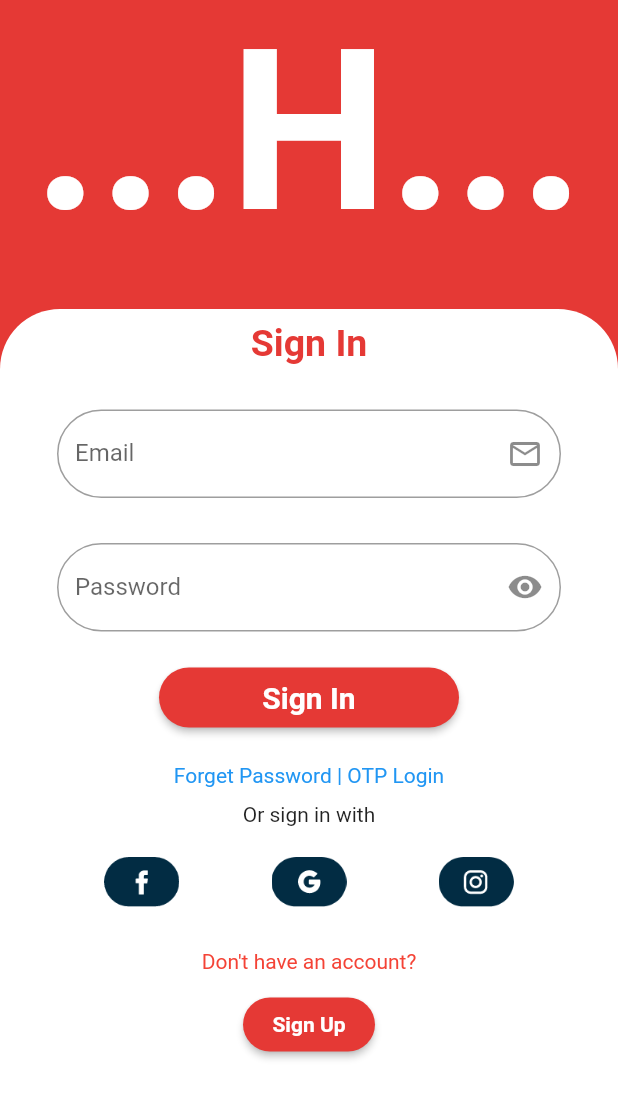
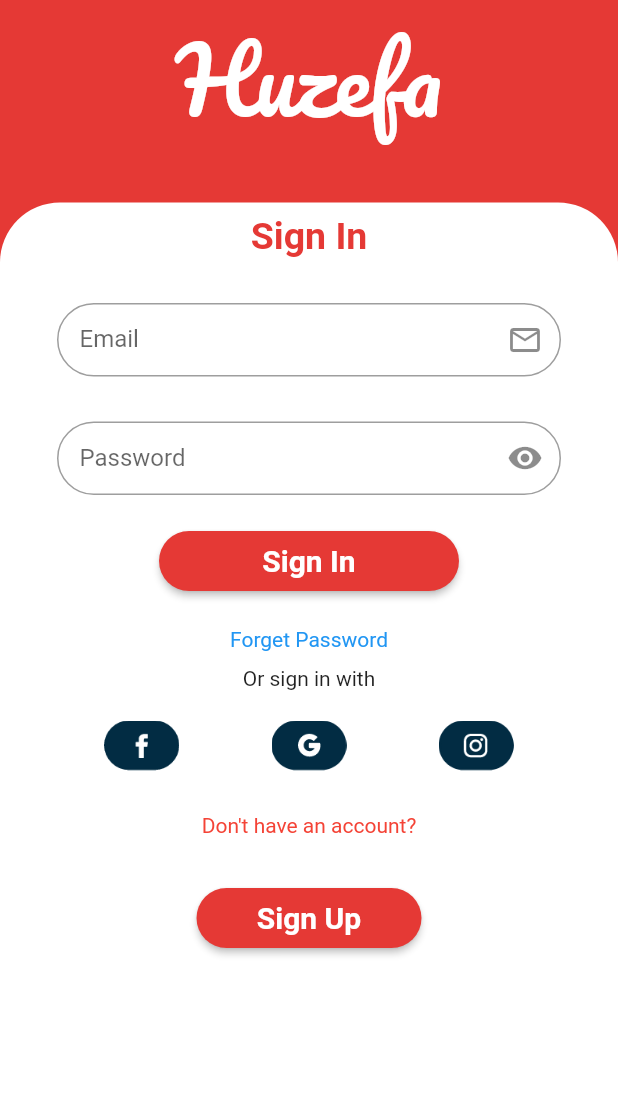
Before and after one commit to Saniyasabarayeen/Huzefa-Project, a Flutter app: the screen it shows after launch, on a phone screen of 412 x 824 dp. Shown: the top 1098 px of the screen. Run offline on Flutter 3.47's test engine with Material 2 defaults, Android fonts, the phone set to English and light mode, and no system bars; our stand-ins replace fluttertoast, google_fonts.

Commit message:
[Forget Password & Registeration Page-added]

```diff
--- a/lib/container.dart
+++ /dev/null
@@ -1,27 +0,0 @@
-import 'package:flutter/cupertino.dart';
-
-class CustomContainer extends StatelessWidget {
-  final Widget child;
-  final double hight;
-  final double width;
-  final Color color;
-
-  CustomContainer({
-    required this.child,
-    required this.hight,
-    required this.width,
-    required this.color,
-  }); //you can pass key to
-
-  @override
-  Widget build(BuildContext context) {
-    return Container(
-      width: width,
-      height: hight,
-      transform: Matrix4.translationValues(0.0, 30, 0.0),
-      decoration:
-          BoxDecoration(color: color, borderRadius: BorderRadius.circular(40)),
-      child: child,
-    );
-  }
-}
--- a/lib/login_screen.dart
+++ /dev/null
@@ -1,156 +0,0 @@
-import 'package:flutter/cupertino.dart';
-import 'package:flutter/material.dart';
-import 'package:huzefa/container.dart';
-import 'package:huzefa/widget/textfield.dart';
-
-class Login extends StatefulWidget {
-  @override
-  _LoginState createState() => _LoginState();
-}
-
-class _LoginState extends State<Login> {
-  TextEditingController emailcontroller = TextEditingController();
-  TextEditingController passwordcontroller = TextEditingController();
-  final _formKey = GlobalKey<FormState>();
-
-  @override
-  Widget build(BuildContext context) {
-    var height = MediaQuery.of(context).size.height;
-    var width = MediaQuery.of(context).size.width;
-    return SafeArea(
-        child: Scaffold(
-      body: Container(
-        height: height,
-        width: width,
-        decoration: BoxDecoration(color: Colors.red.shade600),
-        child: SingleChildScrollView(
-          child: Column(
-            mainAxisAlignment: MainAxisAlignment.spaceAround,
-            children: [
-              Text("...H...",
-              style: TextStyle(
-                fontWeight: FontWeight.bold,
-                color: Colors.white,
-                fontSize: 150
-              ),
-              ),
-              CustomContainer(
-                width: width,
-                hight: height,
-                color: Colors.white,
-                child: Padding(
-                  padding: const EdgeInsets.all(8.0),
-                  child: Column(
-                    children: [
-                      Text(
-                        "Sign In",
-                        style: TextStyle(
-                            fontWeight: FontWeight.bold,
-                            fontSize: 25,
-                            color: Colors.red.shade600),
-                      ),
-                      Padding(
-                        padding:
-                            const EdgeInsets.only(left: 30, right: 30, top: 30),
-                        child: CustomTextField(
-
-                          labeltext: "Email",
-                       suffix: Icons.email_outlined,
-                        ),
-                      ),
-                      Padding(
-                        padding:
-                            const EdgeInsets.only(left: 30, right: 30, top: 30),
-                        child: CustomTextField(
-                          suffix: Icons.visibility,
-                          labeltext: "Password",
-                        ),
-                      ),
-                      SizedBox(
-                        height: 20,
-                      ),
-                      ButtonTheme(
-                        minWidth: 200,
-                        height: 40,
-                        child: RaisedButton(onPressed: () {},
-                        child: Text("Sign In",
-                            style: TextStyle(
-                              color: Colors.white,
-                              fontSize: 20,
-                              fontWeight: FontWeight.bold,
-                            ),
-                        ),
-                          color: Colors.red.shade600,
-                          shape: RoundedRectangleBorder(
-                            borderRadius: BorderRadius.circular(30)
-                          ),
-                        ),
-                      ),
-                      SizedBox(
-                        height: 20,
-                      ),
-                      Text("Forget Password | OTP Login",
-                      style: TextStyle(
-                        color: Colors.blue
-                      ),
-                      ),
-                      SizedBox(
-                        height: 10,
-                      ),
-                      Text('Or sign in with'),
-                      SizedBox(
-                        height:2,
-                      ),
-                      Row(
-                        mainAxisAlignment: MainAxisAlignment.spaceEvenly,
-                        children: [
-                          Image.asset('assets/Group -1.png',
-                            height: 70,
-                            width: 50,
-                          ),
-                          Image.asset('assets/Group -2.png',
-                            height: 70,
-                            width: 50,
-                          ),
-                         Image.asset('assets/Group -3.png',
-                           height: 70,
-                           width: 50,
-                         ),
-                        ],
-                      ),
-                      SizedBox(
-                        height: 10,
-                      ),
-                      Text("Don't have an account?",
-                      style: TextStyle(
-                        color: Colors.red
-                      ),
-                      ),
-                      SizedBox(
-                        height: 10,
-                      ),
-                      RaisedButton(onPressed: () {
-
-                      },
-                        color: Colors.red.shade600,
-                        shape: RoundedRectangleBorder(
-                          borderRadius: BorderRadius.circular(30)
-                        ),
-                        child: Text("Sign Up",
-                        style: TextStyle(
-                          color: Colors.white,
-                          fontWeight: FontWeight.bold,
-                        ),
-                        ),
-                      ),
-                    ],
-                  ),
-                ),
-              ),
-            ],
-          ),
-        ),
-      ),
-    ));
-  }
-}
--- a/lib/main.dart
+++ b/lib/main.dart
@@ -1,6 +1,6 @@
 
 import 'package:flutter/material.dart';
-import 'package:huzefa/login_screen.dart';
+import 'package:huzefa/screen/auth/login_screen.dart';
 
 void main() {
   runApp(MyApp());
--- a/lib/screen/auth/login_screen.dart
+++ b/lib/screen/auth/login_screen.dart
@@ -1,5 +1,9 @@
 import 'package:flutter/cupertino.dart';
 import 'package:flutter/material.dart';
+import 'package:google_fonts/google_fonts.dart';
+import 'package:huzefa/screen/auth/forget_password.dart';
+import 'package:huzefa/screen/auth/registeration.dart';
+import 'package:huzefa/screen/home/home.dart';
 import 'package:huzefa/widget/container.dart';
 import 'package:huzefa/widget/textfield.dart';
 
@@ -7,12 +11,10 @@ class Login extends StatefulWidget {
   @override
   _LoginState createState() => _LoginState();
 }
-
 class _LoginState extends State<Login> {
-  TextEditingController emailcontroller = TextEditingController();
-  TextEditingController passwordcontroller = TextEditingController();
   final _formKey = GlobalKey<FormState>();
-
+  TextEditingController passwordcontroller=TextEditingController();
+  TextEditingController emailcontroller=TextEditingController();
   @override
   Widget build(BuildContext context) {
     var height = MediaQuery.of(context).size.height;
@@ -27,11 +29,10 @@ class _LoginState extends State<Login> {
           child: Column(
             mainAxisAlignment: MainAxisAlignment.spaceAround,
             children: [
-              Text("...H...",
-              style: TextStyle(
-                fontWeight: FontWeight.bold,
-                color: Colors.white,
-                fontSize: 150
+              Text('Huzefa',
+                style: GoogleFonts.pacifico(
+                  fontSize: 60,
+                  color: Colors.white
                 ),
               ),
               CustomContainer(
@@ -40,41 +41,54 @@ class _LoginState extends State<Login> {
                 color: Colors.white,
                 child: Padding(
                   padding: const EdgeInsets.all(8.0),
+                  child: Form(
+                    key: _formKey,
+                    child: SingleChildScrollView(
                       child: Column(
                         children: [
                           Text(
                             "Sign In",
-                        style: TextStyle(
+                            style:GoogleFonts.mcLaren(
                                 fontWeight: FontWeight.bold,
                                 fontSize: 25,
-                            color: Colors.red.shade600),
+                                color: Colors.red.shade600
+                            ),
                           ),
                           Padding(
-                        padding:
-                            const EdgeInsets.only(left: 30, right: 30, top: 30),
+                            padding: const EdgeInsets.only(
+                                left: 30, right: 30, top: 30),
                             child: CustomTextField(
-
+                              contentpadding: EdgeInsets.all(15),
+                              controller: emailcontroller,
+                              obsecureatext: false,
                               labeltext: "Email",
                               suffix: Icons.email_outlined,
                             ),
                           ),
                           Padding(
-                        padding:
-                            const EdgeInsets.only(left: 30, right: 30, top: 30),
+                            padding: const EdgeInsets.only(
+                                left: 30, right: 30, top: 30),
                             child: CustomTextField(
+                              contentpadding: EdgeInsets.all(15),
+                              controller: passwordcontroller,
+                              obsecureatext: true,
                               suffix: Icons.visibility,
                               labeltext: "Password",
                             ),
                           ),
-                      SizedBox(
-                        height: 20,
-                      ),
+                          SizedBox(height: 20,),
                           ButtonTheme(
                             minWidth: 200,
                             height: 40,
-                        child: RaisedButton(onPressed: () {},
-                        child: Text("Sign In",
-                            style: TextStyle(
+                            child: RaisedButton(
+                              onPressed: () {
+                                if (_formKey.currentState!.validate()){
+                                  Navigator.push(context, MaterialPageRoute(builder: (context) =>Home()));
+                                }
+                              },
+                              child: Text(
+                                "Sign In",
+                                style: GoogleFonts.mcLaren(
                                   color: Colors.white,
                                   fontSize: 20,
                                   fontWeight: FontWeight.bold,
@@ -82,16 +96,19 @@ class _LoginState extends State<Login> {
                               ),
                               color: Colors.red.shade600,
                               shape: RoundedRectangleBorder(
-                            borderRadius: BorderRadius.circular(30)
-                          ),
+                                  borderRadius: BorderRadius.circular(30)),
                             ),
                           ),
                           SizedBox(
                             height: 20,
                           ),
-                      Text("Forget Password | OTP Login",
-                      style: TextStyle(
-                        color: Colors.blue
+                          GestureDetector(
+                            onTap: () {
+                              Navigator.push(context, MaterialPageRoute(builder: (context) =>Password(),));
+                            },
+                            child: Text(
+                              "Forget Password",
+                              style: TextStyle(color: Colors.blue),
                             ),
                           ),
                           SizedBox(
@@ -99,20 +116,23 @@ class _LoginState extends State<Login> {
                           ),
                           Text('Or sign in with'),
                           SizedBox(
-                        height:2,
+                            height: 2,
                           ),
                           Row(
                             mainAxisAlignment: MainAxisAlignment.spaceEvenly,
                             children: [
-                          Image.asset('assets/Group -1.png',
+                              Image.asset(
+                                'assets/Group -1.png',
                                 height: 70,
                                 width: 50,
                               ),
-                          Image.asset('assets/Group -2.png',
+                              Image.asset(
+                                'assets/Group -2.png',
                                 height: 70,
                                 width: 50,
                               ),
-                         Image.asset('assets/Group -3.png',
+                              Image.asset(
+                                'assets/Group -3.png',
                         height: 70,
                         width: 50,
                               ),
@@ -121,29 +141,38 @@ class _LoginState extends State<Login> {
                           SizedBox(
                             height: 10,
                           ),
-                      Text("Don't have an account?",
-                      style: TextStyle(
-                        color: Colors.red
-                      ),
+                          Text(
+                            "Don't have an account?",
+                            style: TextStyle(color: Colors.red),
                           ),
                           SizedBox(
-                        height: 10,
+                            height: 30,
                           ),
-                      RaisedButton(onPressed: () {
-
-                      },
+                          ButtonTheme(
+                            height: 40,
+                            minWidth: 150,
+                            child: RaisedButton(
                               color: Colors.red.shade600,
                               shape: RoundedRectangleBorder(
-                          borderRadius: BorderRadius.circular(30)
-                        ),
-                        child: Text("Sign Up",
-                        style: TextStyle(
+                                  borderRadius: BorderRadius.circular(30)),
+                              child: Text(
+                                "Sign Up",
+                                  style: GoogleFonts.mcLaren(
                                     color: Colors.white,
+                                    fontSize: 20,
                                     fontWeight: FontWeight.bold,
                                   ),
                               ),
+                              onPressed: () {
+                                Navigator.push(context,MaterialPageRoute(builder: (context) => Registeration(),));
+                                print("no");
+                              },
                             ),
+                          ),
+
                         ],
+                      ),
+                    ),
                   ),
                 ),
               ),
@@ -152,5 +181,7 @@ class _LoginState extends State<Login> {
         ),
       ),
     ));
+
+
   }
 }
--- a/lib/widget/textfield.dart
+++ b/lib/widget/textfield.dart
@@ -1,14 +1,30 @@
 import 'package:flutter/material.dart';
+import 'package:fluttertoast/fluttertoast.dart';
 
 class CustomTextField extends StatelessWidget {
   String? labeltext;
-   IconData? suffix;
-  CustomTextField({this.labeltext, required this.suffix});
+  IconData? suffix;
+  TextEditingController controller;
+ EdgeInsetsGeometry contentpadding;
+  bool obsecureatext;
+  CustomTextField({this.labeltext, required this.suffix,required this.obsecureatext,required this.controller,required this.contentpadding});
+
   @override
   Widget build(BuildContext context) {
     return TextFormField(
+      controller: controller,
+      validator: (value) {
+        if (value!.isEmpty) {
+          return "please enter $labeltext";
+        }
+       else {
+          return null;
+        }
+      },
+      obscureText: obsecureatext,
       decoration: InputDecoration(
-          labelText:labeltext,
+        contentPadding: contentpadding,
+          labelText: labeltext,
           suffixIcon: Icon(suffix),
           border: OutlineInputBorder(
               borderRadius: BorderRadius.circular(50)
@@ -16,4 +32,6 @@ class CustomTextField extends StatelessWidget {
       ),
     );
   }
+
+
 }
--- a/pubspec.yaml
+++ b/pubspec.yaml
@@ -28,7 +28,8 @@ dependencies:
   # The following adds the Cupertino Icons font to your application.
   # Use with the CupertinoIcons class for iOS style icons.
   cupertino_icons: ^1.0.2
-
+  fluttertoast: ^8.0.8
+  google_fonts: ^2.2.0
 dev_dependencies:
   flutter_test:
     sdk: flutter
```
Also changed, not shown: lib/screen/auth/forget_password.dart (added, +132 -0 lines), lib/screen/auth/registeration.dart (added, +222 -0 lines), lib/screen/home/home.dart (added, +28 -0 lines), assets/images.jpg (added), pubspec.lock. Lines whose indentation alone changed are shown as unchanged.
